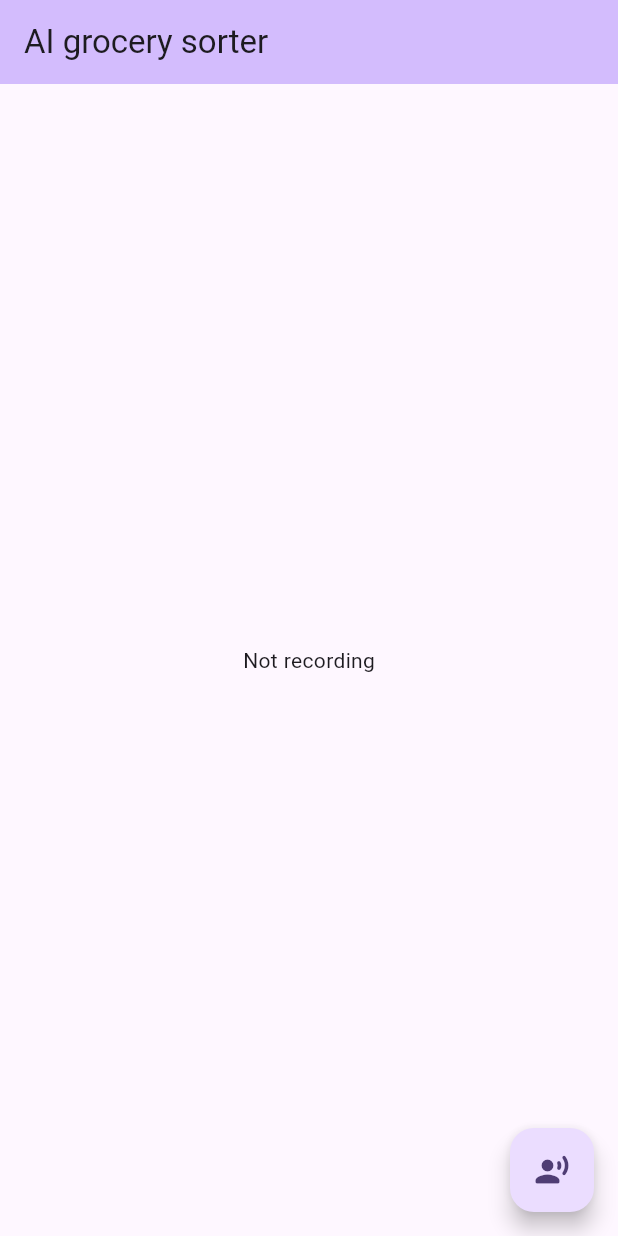
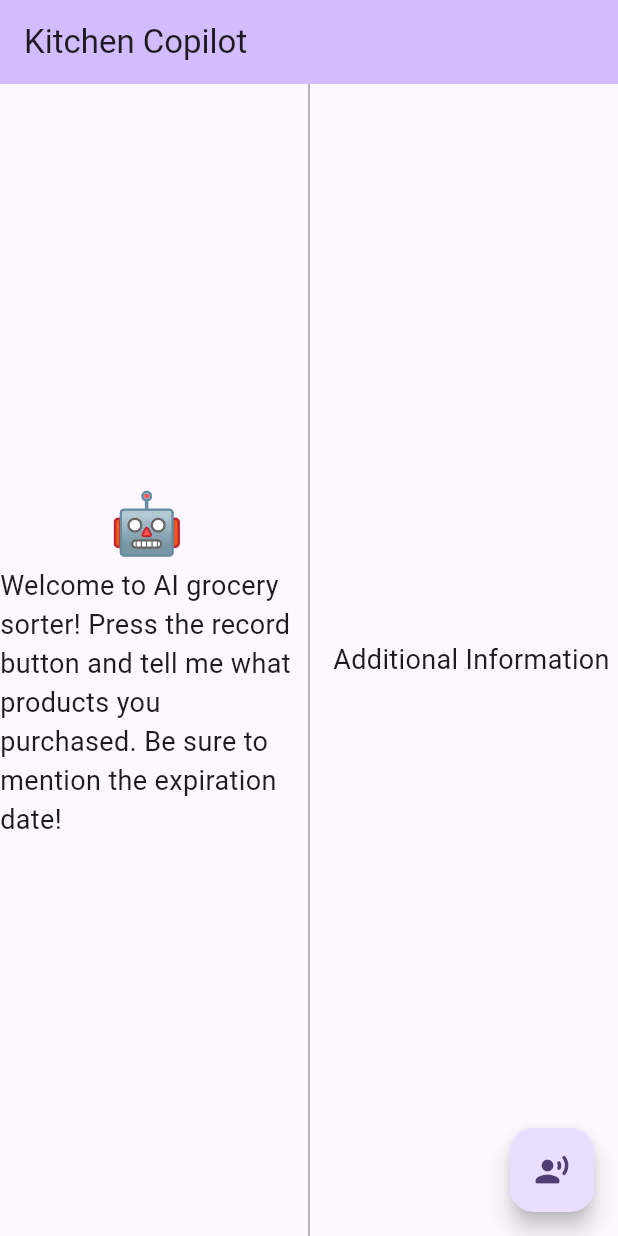
Before and after one commit to dusker/hackwarsaw-intenty, a Flutter app: the screen it shows after launch, on a phone screen of 412 x 824 dp. Run offline on Flutter 3.47's test engine with Material 3 defaults, Android fonts, the phone set to English and light mode, and no system bars; our stand-ins replace cross_file, shared_preferences; missing offline and left inert: record; Roboto replaces fonts that are missing (EmojiOne).

```diff
--- a/app/lib/main.dart
+++ b/app/lib/main.dart
@@ -9,6 +9,9 @@ import 'package:record/record.dart';
 import 'package:shared_preferences/shared_preferences.dart';
 
 const KEY_PRODUCTS = "products";
+const emptyListMessage =
+    "Welcome to AI grocery sorter! Press the record button and tell me what products you purchased. Be sure to mention the expiration date!";
+const appName = "Kitchen Copilot";
 
 void main() {
   runApp(const MyApp());
@@ -21,7 +24,7 @@ class MyApp extends StatelessWidget {
   @override
   Widget build(BuildContext context) {
     return MaterialApp(
-      title: 'AI Groceries',
+      title: appName,
       theme: ThemeData(
         colorScheme: ColorScheme.fromSeed(seedColor: Colors.deepPurple),
         useMaterial3: true,
@@ -33,7 +36,7 @@ class MyApp extends StatelessWidget {
         useMaterial3: true,
       ),
       themeMode: ThemeMode.system, // Use system theme mode (light/dark)
-      home: const MyHomePage(title: 'AI grocery sorter'),
+      home: const MyHomePage(title: appName),
     );
   }
 }
@@ -63,6 +66,10 @@ enum ViewState {
       case ViewState.recording:
         return const Icon(Icons.stop);
     }
+  }
+
+  bool fabEnabled() {
+    return this == ViewState.idle || this == ViewState.recording;
   }
 }
 
@@ -169,18 +176,51 @@ class _MyHomePageState extends State<MyHomePage> {
           child: Column(
             mainAxisAlignment: MainAxisAlignment.center,
             children: <Widget>[
-            Text(state.getMessage()),
+              Expanded(
+                  child: Row(
+                children: [
+                  Expanded(
+                    flex: 5,
+                    child:
                         fetchedProducts != null && fetchedProducts!.isNotEmpty
-                ? Expanded(child: ProductsList(products: fetchedProducts!))
-                : Container()
+                            ? ProductsList(products: fetchedProducts!)
+                            : const Column(
+                                mainAxisAlignment: MainAxisAlignment.center,
+                                children: [
+                                  Text('🤖',
+                                      style: TextStyle(
+                                          fontSize: 40,
+                                          fontFamily: "EmojiOne")),
+                                  Text(emptyListMessage,
+                                      style: TextStyle(fontSize: 18))
+                                ],
+                              ),
+                  ),
+                  Container(
+                    width: 1,
+                    color: Colors.grey,
+                    margin: const EdgeInsets.symmetric(horizontal: 10),
+                  ),
+                  Expanded(
+                    flex: 5,
+                    child: Container(
+                      alignment: Alignment.center,
+                      child: const Text(
+                        'Additional Information',
+                        style: TextStyle(fontSize: 18),
+                      ),
+                    ),
+                  ),
+                ],
+              ))
             ],
           ),
         ),
         floatingActionButton: FloatingActionButton(
-        onPressed: _toggleRecording,
+            onPressed: state.fabEnabled() ? _toggleRecording : null,
             tooltip: 'Toggle recording',
-        child: state.getFabIcon(),
-      ), // This trailing comma makes auto-formatting nicer for build methods.
-    );
+            child: state == ViewState.loading
+                ? const CircularProgressIndicator()
+                : state.getFabIcon()));
   }
 }
```
Lines whose indentation alone changed are shown as unchanged.
